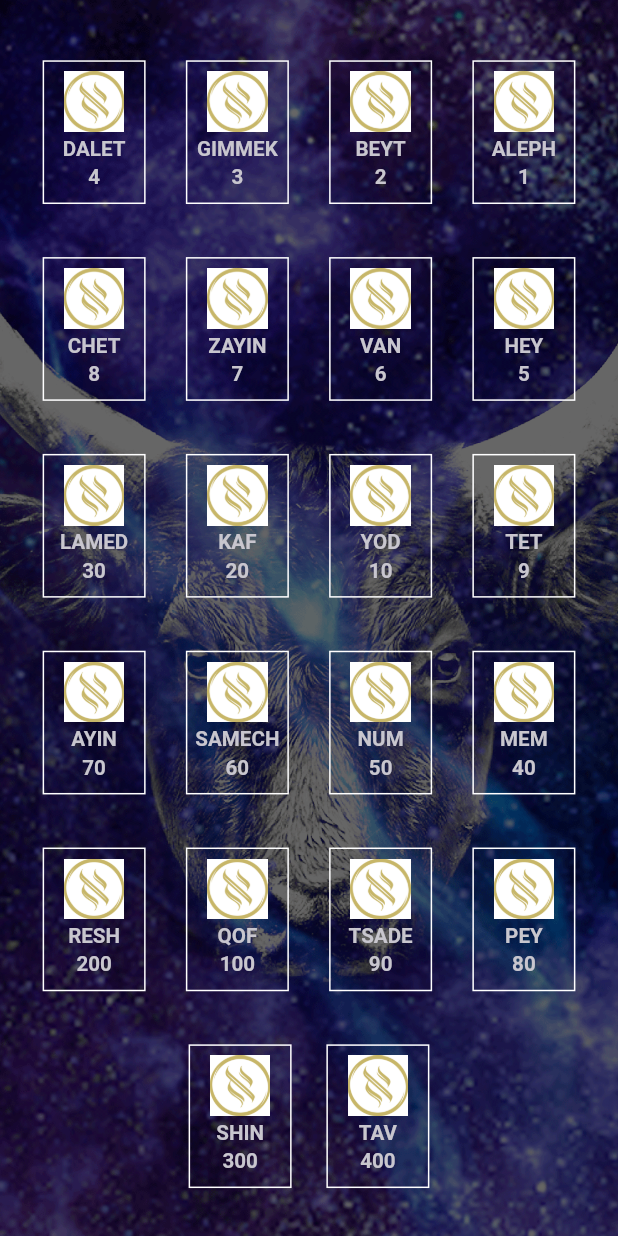
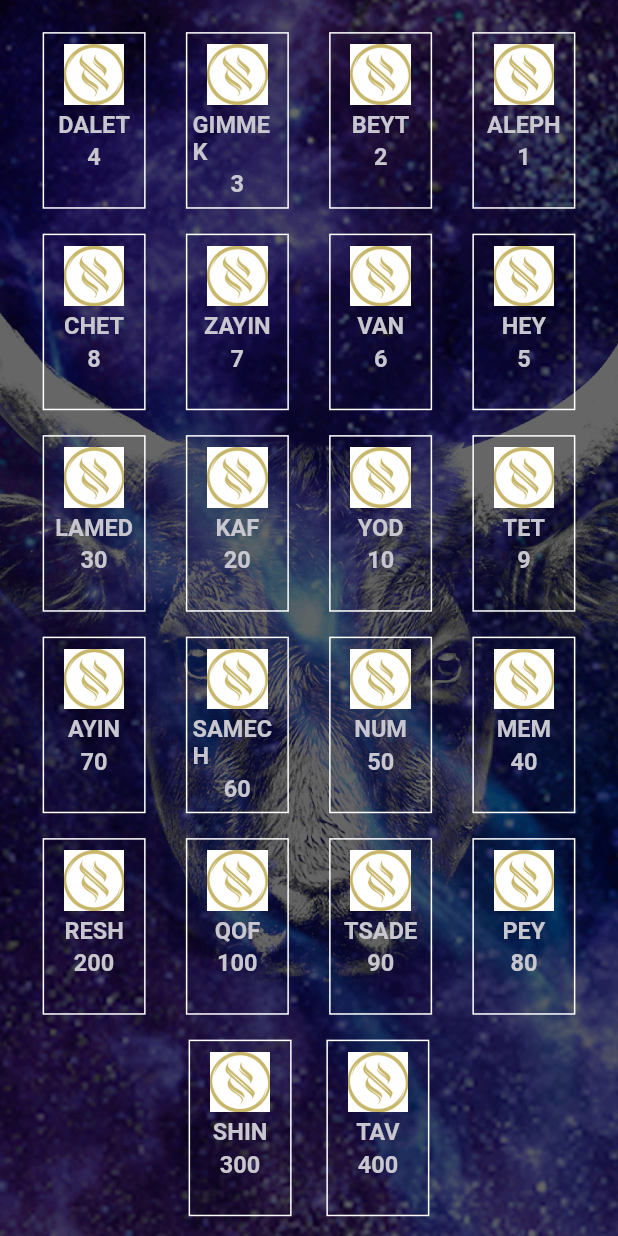
Before and after one commit to Ahmed-Elkomy/ancient-hebrew-letters, a Flutter app: the screen it shows after launch, on a phone screen of 412 x 824 dp. Run offline on Flutter 3.47's test engine with Material 2 defaults, Android fonts, the light colour scheme and no system bars; our stand-ins replace audioplayers, just_audio, percent_indicator.

Commit message:
Last_update (size image.png & container height)

```diff
--- a/lib/cons/icons_size.dart
+++ b/lib/cons/icons_size.dart
@@ -8,5 +8,5 @@ double kLETTER_CONTAINER_WIDTH(context){
   return MediaQuery.of(context).size.width/6;
 }
 double kLETTER_CONTAINER_Hight(context){
-  return MediaQuery.of(context).size.width/4.3;
+  return MediaQuery.of(context).size.height/7;
 }
--- a/lib/widgets/letter_widget.dart
+++ b/lib/widgets/letter_widget.dart
@@ -47,19 +47,19 @@ class _LetterWidgetState extends State<LetterWidget> {
                       width: kLETTER_CONTAINER_WIDTH(context)/1.6,
                       child: Image.asset(
                           'assets/${kLETTERS_DATA_MAP[widget.letterIndex][kIMAGE]}')),
-                  SizedBox(height: kLETTER_CONTAINER_Hight(context)/33),
+                  SizedBox(height: kLETTER_CONTAINER_Hight(context)/32),
                   Text(
                     kLETTERS_DATA_MAP[widget.letterIndex][kNAME].toUpperCase(),
                     style: TextStyle(
-                        fontSize: kLETTER_CONTAINER_WIDTH(context)/5,
+                        fontSize: kLETTER_CONTAINER_Hight(context)/7.5,
                         color: kLETTER_COLOR_GRAY,
                         fontWeight: FontWeight.bold),
                   ),
-                  SizedBox(height: kLETTER_CONTAINER_Hight(context)/33),
+                  SizedBox(height: kLETTER_CONTAINER_Hight(context)/32),
                   Text(
                     kLETTERS_DATA_MAP[widget.letterIndex][kCODE],
                     style: TextStyle(
-                        fontSize: kLETTER_CONTAINER_WIDTH(context)/5,
+                        fontSize: kLETTER_CONTAINER_Hight(context)/7.5,
                         color: kLETTER_COLOR_GRAY,
                         fontWeight: FontWeight.bold),
                   ),
```
